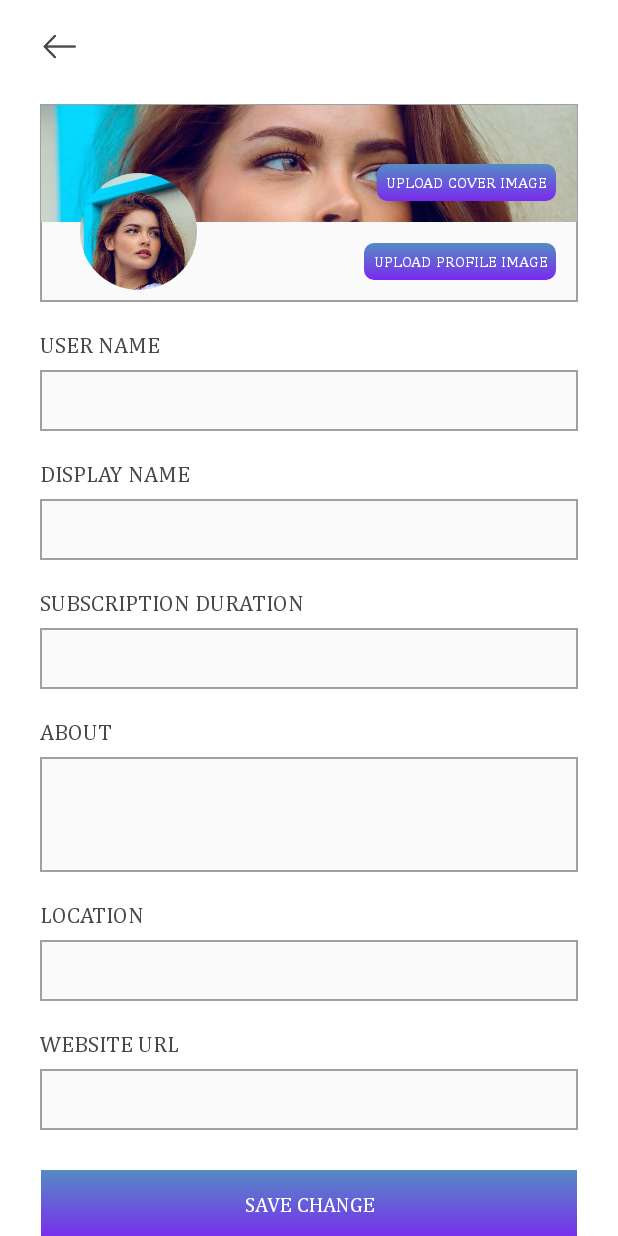
After one commit to dharmikghori/LoyalFans, an Android app: the layout fragment_edit_profile.xml on its own in the app's theme, with its tools: preview values and no code run, on a phone screen of 412 x 824 dp. The commit adds this screen. Run offline under Robolectric (Android 15) with nearby library versions, the phone set to English and light mode, and no system bars.

Commit message:
***Setting*** -Security Setting -Notification Setting

```diff
--- a/app/src/main/res/layout/activity_main.xml
+++ b/app/src/main/res/layout/activity_main.xml
@@ -45,6 +45,7 @@
                 android:layout_width="match_parent"
                 android:layout_height="wrap_content"
                 android:layout_below="@+id/viewTop"
+                android:onClick="onEditProfile"
                 android:text="@string/profile" />
 
             <TextView
@@ -53,6 +54,7 @@
                 android:layout_width="match_parent"
                 android:layout_height="wrap_content"
                 android:layout_below="@+id/tvProfileMenu"
+                android:onClick="onNotificationSetting"
                 android:text="@string/notifications" />
 
             <TextView
@@ -61,6 +63,7 @@
                 android:layout_width="match_parent"
                 android:layout_height="wrap_content"
                 android:layout_below="@+id/tvNotification"
+                android:onClick="onSecurity"
                 android:text="@string/security" />
 
             <TextView
--- /dev/null
+++ b/app/src/main/res/layout/fragment_edit_profile.xml
@@ -0,0 +1,189 @@
+<?xml version="1.0" encoding="utf-8"?>
+<LinearLayout xmlns:android="http://schemas.android.com/apk/res/android"
+    xmlns:tools="http://schemas.android.com/tools"
+    android:layout_width="match_parent"
+    android:layout_height="match_parent"
+    android:orientation="vertical"
+    android:paddingStart="@dimen/_10sdp"
+    android:paddingTop="@dimen/_5sdp"
+    android:paddingEnd="@dimen/_10sdp">
+
+    <include layout="@layout/layout_toolbar_back" />
+
+    <ScrollView
+        android:layout_width="match_parent"
+        android:layout_height="wrap_content"
+        android:scrollbars="none">
+
+        <LinearLayout
+            android:layout_width="match_parent"
+            android:layout_height="wrap_content"
+            android:orientation="vertical"
+            android:padding="@dimen/_10sdp">
+
+            <RelativeLayout
+                android:layout_width="match_parent"
+                android:layout_height="wrap_content"
+                android:background="@drawable/edittext_round_border">
+
+                <ImageView
+                    android:id="@+id/imgCover"
+                    android:layout_width="match_parent"
+                    android:layout_height="@dimen/_60sdp"
+                    android:contentDescription="@string/app_name"
+                    android:scaleType="centerCrop"
+                    android:src="@drawable/model" />
+
+                <de.hdodenhof.circleimageview.CircleImageView
+                    android:layout_width="@dimen/_60sdp"
+                    android:layout_height="@dimen/_60sdp"
+                    android:layout_marginStart="@dimen/_20sdp"
+                    android:layout_marginTop="@dimen/_35sdp"
+                    android:layout_marginBottom="@dimen/_5sdp"
+                    android:src="@drawable/model" />
+
+                <Button
+                    style="@style/BaseColorRoundedGradientButton"
+                    android:layout_width="wrap_content"
+                    android:layout_height="@dimen/_20sdp"
+                    android:layout_below="@+id/imgCover"
+                    android:layout_alignParentEnd="true"
+                    android:layout_margin="@dimen/_10sdp"
+                    android:paddingStart="@dimen/_5sdp"
+                    android:paddingEnd="@dimen/_5sdp"
+                    android:text="@string/upload_profile_image"
+                    android:textSize="@dimen/_8sdp" />
+
+                <Button
+                    style="@style/BaseColorRoundedGradientButton"
+                    android:layout_width="wrap_content"
+                    android:layout_height="@dimen/_20sdp"
+                    android:layout_alignBottom="@+id/imgCover"
+                    android:layout_alignParentEnd="true"
+                    android:layout_margin="@dimen/_10sdp"
+                    android:paddingStart="@dimen/_5sdp"
+                    android:paddingEnd="@dimen/_5sdp"
+                    android:text="@string/upload_cover_image"
+                    android:textSize="@dimen/_8sdp" />
+            </RelativeLayout>
+
+            <TextView
+                style="@style/BaseTextView"
+                android:layout_width="match_parent"
+                android:layout_height="wrap_content"
+                android:layout_marginTop="@dimen/_15sdp"
+                android:text="@string/user_name"
+                android:textAllCaps="true"
+                android:textColor="@color/black" />
+
+            <EditText
+                style="@style/FullBorderEditText"
+                android:layout_width="match_parent"
+                android:layout_height="wrap_content"
+                android:layout_marginTop="@dimen/_5sdp"
+                android:importantForAutofill="no"
+                android:inputType="text"
+                tools:ignore="LabelFor" />
+
+            <TextView
+
+                style="@style/BaseTextView"
+                android:layout_width="match_parent"
+                android:layout_height="wrap_content"
+                android:layout_marginTop="@dimen/_15sdp"
+                android:text="@string/display_name"
+                android:textAllCaps="true"
+                android:textColor="@color/black" />
+
+            <EditText
+                style="@style/FullBorderEditText"
+                android:layout_width="match_parent"
+                android:layout_height="wrap_content"
+                android:layout_marginTop="@dimen/_5sdp"
+                android:importantForAutofill="no"
+                android:inputType="text"
+                tools:ignore="LabelFor" />
+
+            <TextView
+                style="@style/BaseTextView"
+                android:layout_width="match_parent"
+                android:layout_height="wrap_content"
+                android:layout_marginTop="@dimen/_15sdp"
+                android:text="@string/subscription_duration"
+                android:textAllCaps="true"
+                android:textColor="@color/black" />
+
+            <EditText
+                style="@style/FullBorderEditText"
+                android:layout_width="match_parent"
+                android:layout_height="wrap_content"
+                android:layout_marginTop="@dimen/_5sdp"
+                android:importantForAutofill="no"
+                android:inputType="text"
+                tools:ignore="LabelFor" />
+
+            <TextView
+                style="@style/BaseTextView"
+                android:layout_width="match_parent"
+                android:layout_height="wrap_content"
+                android:layout_marginTop="@dimen/_15sdp"
+                android:text="@string/about"
+                android:textAllCaps="true"
+                android:textColor="@color/black" />
+
+            <EditText
+                style="@style/FullBorderEditText"
+                android:layout_width="match_parent"
+                android:layout_height="wrap_content"
+                android:layout_marginTop="@dimen/_5sdp"
+                android:importantForAutofill="no"
+                android:inputType="textMultiLine"
+                android:lines="3"
+                tools:ignore="LabelFor" />
+
+            <TextView
+                style="@style/BaseTextView"
+                android:layout_width="match_parent"
+                android:layout_height="wrap_content"
+                android:layout_marginTop="@dimen/_15sdp"
+                android:text="@string/location"
+                android:textAllCaps="true"
+                android:textColor="@color/black" />
+
+            <EditText
+                style="@style/FullBorderEditText"
+                android:layout_width="match_parent"
+                android:layout_height="wrap_content"
+                android:layout_marginTop="@dimen/_5sdp"
+                android:importantForAutofill="no"
+                android:inputType="text"
+                tools:ignore="LabelFor" />
+
+            <TextView
+                style="@style/BaseTextView"
+                android:layout_width="match_parent"
+                android:layout_height="wrap_content"
+                android:layout_marginTop="@dimen/_15sdp"
+                android:text="@string/website_url"
+                android:textAllCaps="true"
+                android:textColor="@color/black" />
+
+            <EditText
+                style="@style/FullBorderEditText"
+                android:layout_width="match_parent"
+                android:layout_height="wrap_content"
+                android:layout_marginTop="@dimen/_5sdp"
+                android:importantForAutofill="no"
+                android:inputType="text"
+                tools:ignore="LabelFor" />
+
+            <Button
+                android:id="@+id/btnUpdateProfile"
+                style="@style/BaseColorGradientButton"
+                android:layout_width="match_parent"
+                android:layout_height="wrap_content"
+                android:layout_marginTop="@dimen/_20sdp"
+                android:text="@string/save_change" />
+        </LinearLayout>
+    </ScrollView>
+</LinearLayout>
--- a/app/src/main/res/values/strings.xml
+++ b/app/src/main/res/values/strings.xml
@@ -64,5 +64,25 @@
     <string name="new_password">New password</string>
     <string name="confirm_password">Confirm Password</string>
     <string name="change_password">Change Password</string>
+    <string name="user_name">User Name</string>
+    <string name="display_name">Display Name</string>
+    <string name="subscription_duration">Subscription Duration</string>
+    <string name="about">About</string>
+    <string name="website_url">Website Url</string>
+    <string name="location">Location</string>
+    <string name="save_change">Save Change</string>
+    <string name="upload_profile_image">upload profile image</string>
+    <string name="upload_cover_image">Upload cover image</string>
+    <string name="edit_profile">Edit Profile</string>
+    <string name="email_notifications">Email Notifications</string>
+    <string name="push_notifications">Push Notifications</string>
+    <string name="receive_site_notifications_about">Receive Site Notifications About</string>
+    <string name="new_comment">New Comment</string>
+    <string name="show_activity_status">Show Activity Status</string>
+    <string name="show_subscriptions_offers">Show Subscriptions Offers</string>
+    <string name="profile_privacy">Profile Privacy</string>
+    <string name="nobody">Nobody</string>
+    <string name="mutual_friends">Mutual Friends</string>
+    <string name="subscribe">Subscribe</string>
 
 </resources>
```
Also changed, not shown: app/src/main/java/com/calendar/loyalfans/fragments/profile/EditProfileFragment.kt (added, +51 -0 lines), app/src/main/java/com/calendar/loyalfans/fragments/setting/NotificationSettingFragment.kt (added, +42 -0 lines), app/src/main/java/com/calendar/loyalfans/fragments/setting/SecuritySettingFragment.kt (added, +42 -0 lines), app/src/main/java/com/calendar/loyalfans/ui/MainActivity.kt (+12 -0 lines), app/src/main/java/com/calendar/loyalfans/utils/Common.kt (+21 -4 lines), app/src/main/res/drawable/checkbox_selector.xml (added, +8 -0 lines), app/src/main/res/drawable/ic_checked.xml (added, +9 -0 lines), app/src/main/res/drawable/ic_unchecked.xml (added, +9 -0 lines), app/src/main/res/layout/fragment_change_password.xml (+17 -10 lines), app/src/main/res/layout/fragment_notification_setting.xml (added, +78 -0 lines), app/src/main/res/layout/fragment_security_setting.xml (added, +94 -0 lines), app/src/main/res/values/styles.xml (+15 -0 lines).
